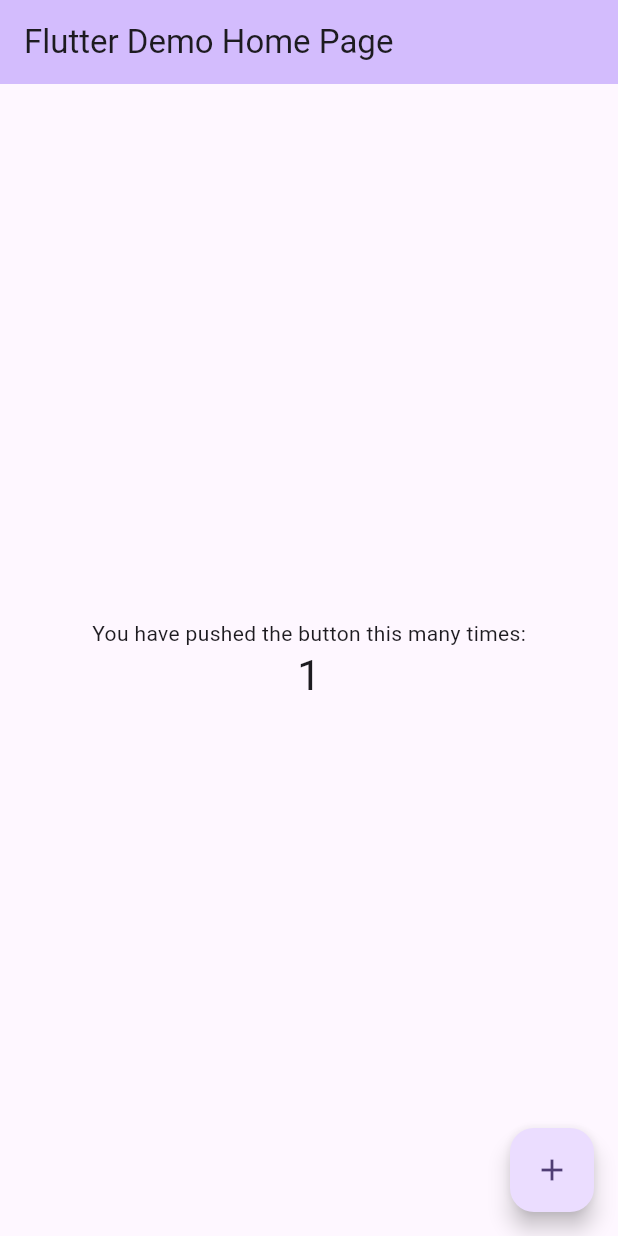
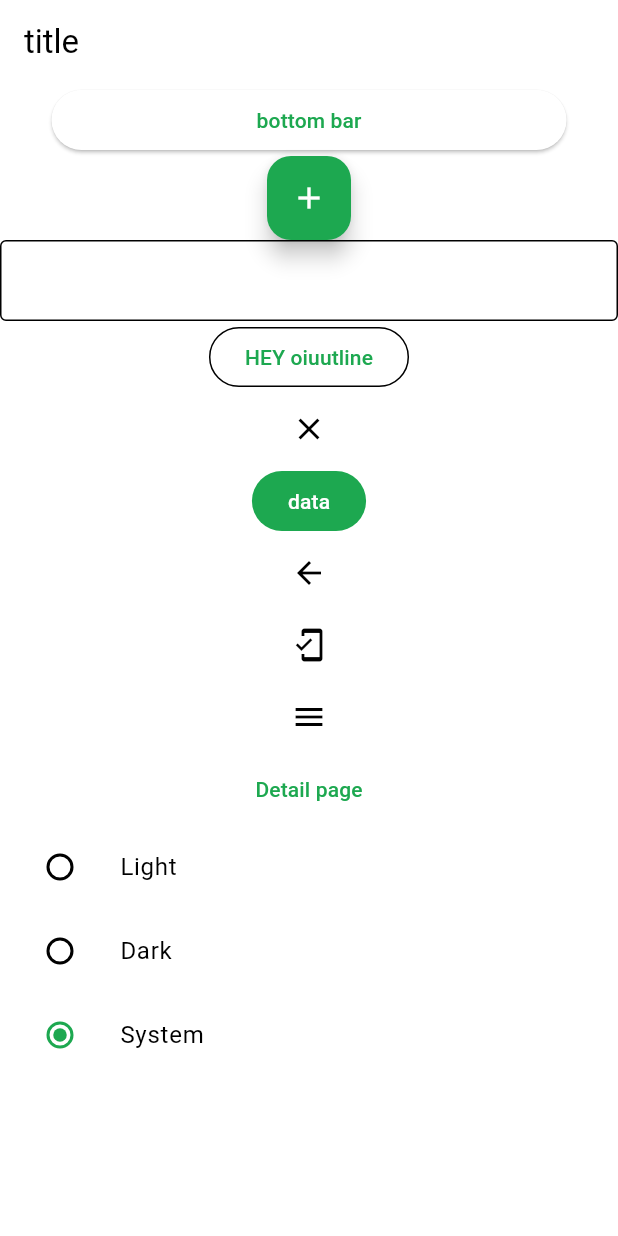
Before and after one commit to gopalkatariya44/flutter_template, a Flutter app: the screen it shows after launch, after a tap on the "add" icon, on a phone screen of 412 x 824 dp. Run offline on Flutter 3.47's test engine with Material 3 defaults, Android fonts, the phone set to English and light mode, and no system bars; our stand-ins replace get, get_storage.

Commit message:
theme done

```diff
--- /dev/null
+++ b/assets/translations/en.json
@@ -0,0 +1,4 @@
+{
+    "title": "Hello, World!",
+    "welcome_message": "Welcome to my app!"
+}
--- /dev/null
+++ b/assets/translations/gu.json
@@ -0,0 +1,4 @@
+{
+    "title": "હેલો, વિશ્વ!",
+    "welcome_message": "મારી એપ માં આપનું સ્વાગત છે!"
+  }
--- /dev/null
+++ b/assets/translations/hi.json
@@ -0,0 +1,4 @@
+{
+    "title": "नमस्ते, दुनिया!",
+    "welcome_message": "मेरे ऐप में आपका स्वागत है!"
+}
--- /dev/null
+++ b/lib/common/controllers/theme_controller.dart
@@ -0,0 +1,35 @@
+import '../../common_imports.dart';
+
+class ThemeController extends GetxController {
+  var themeMode = ThemeMode.system.obs;
+  GetStorage box = GetStorage();
+
+  @override
+  void onInit() {
+    if (box.read(AppConstants.appTheme) == AppConstants.dark) {
+      themeMode.value = ThemeMode.dark;
+    } else if (box.read(AppConstants.appTheme) == AppConstants.light) {
+      themeMode.value = ThemeMode.light;
+    } else {
+      themeMode.value = ThemeMode.system;
+    }
+    super.onInit();
+  }
+
+  void setThemeMode(ThemeModeSetting mode) {
+    switch (mode) {
+      case ThemeModeSetting.light:
+        themeMode.value = ThemeMode.light;
+        box.write(AppConstants.appTheme, AppConstants.light);
+        break;
+      case ThemeModeSetting.dark:
+        themeMode.value = ThemeMode.dark;
+        box.write(AppConstants.appTheme, AppConstants.dark);
+        break;
+      case ThemeModeSetting.system:
+        themeMode.value = ThemeMode.system;
+        box.write(AppConstants.appTheme, AppConstants.system);
+        break;
+    }
+  }
+}
--- /dev/null
+++ b/lib/common_imports.dart
@@ -0,0 +1,7 @@
+export 'package:flutter/material.dart';
+export 'package:get/get.dart';
+export 'package:get_storage/get_storage.dart';
+
+export 'constants/app_constants.dart';
+
+export 'constants/enums.dart';
--- /dev/null
+++ b/lib/constants/app_constants.dart
@@ -0,0 +1,6 @@
+class AppConstants {
+  static const String appTheme = 'appTheme';
+  static const String dark = 'dark';
+  static const String light = 'light';
+  static const String system = 'system';
+}
--- /dev/null
+++ b/lib/constants/enums.dart
@@ -0,0 +1,5 @@
+enum ThemeModeSetting {
+  light,
+  dark,
+  system,
+}
--- /dev/null
+++ b/lib/features/detail_page.dart
@@ -0,0 +1,26 @@
+import '/common_imports.dart';
+
+class DetailPage extends StatelessWidget {
+  const DetailPage({super.key});
+
+  @override
+  Widget build(BuildContext context) {
+    return Scaffold(
+      appBar: AppBar(
+        title: const Text("Details"),
+      ),
+      body: Column(
+        children: [
+          const Center(
+            child: Text("Detils body"),
+          ),
+          BackButton(
+            onPressed: () {
+              Get.back();
+            },
+          )
+        ],
+      ),
+    );
+  }
+}
--- /dev/null
+++ b/lib/features/home_page.dart
@@ -0,0 +1,87 @@
+import '/common/controllers/theme_controller.dart';
+
+import '../common_imports.dart';
+
+class UserProvider extends GetConnect {
+  Future<Response> getUser(int id) =>
+      get("https://api.restful-api.dev/objects");
+  createUser(data) => post("https://api.restful-api.dev/objects", data);
+}
+
+class HomePage extends StatelessWidget {
+  HomePage({super.key});
+  GetStorage box = GetStorage();
+  final themeController = Get.put(ThemeController());
+  @override
+  Widget build(BuildContext context) {
+    return Scaffold(
+      appBar: AppBar(
+        title: Text("title"),
+      ),
+      body: Column(
+        children: [
+          SizedBox(
+            width: Get.width / 1.2,
+            child: ElevatedButton(
+              onPressed: () {},
+              child: const Text("bottom bar"),
+            ),
+          ),
+          FloatingActionButton(
+            onPressed: () {},
+            child: const Icon(Icons.add),
+          ),
+          TextFormField(),
+          OutlinedButton(onPressed: () {}, child: const Text("HEY oiuutline")),
+          const CloseButton(),
+          FilledButton(onPressed: () {}, child: const Text("data")),
+          const BackButton(),
+          IconButton(onPressed: () {}, icon: const Icon(Icons.mobile_friendly)),
+          const DrawerButton(),
+          TextButton(
+            onPressed: () {
+              Get.toNamed('/details');
+            },
+            child: const Text("Detail page"),
+          ),
+          Obx(
+            () => Column(
+              children: <Widget>[
+                ListTile(
+                  title: const Text('Light'),
+                  leading: Radio<ThemeMode>(
+                    value: ThemeMode.light,
+                    groupValue: themeController.themeMode.value,
+                    onChanged: (ThemeMode? value) {
+                      themeController.setThemeMode(ThemeModeSetting.light);
+                    },
+                  ),
+                ),
+                ListTile(
+                  title: const Text('Dark'),
+                  leading: Radio<ThemeMode>(
+                    value: ThemeMode.dark,
+                    groupValue: themeController.themeMode.value,
+                    onChanged: (ThemeMode? value) {
+                      themeController.setThemeMode(ThemeModeSetting.dark);
+                    },
+                  ),
+                ),
+                ListTile(
+                  title: const Text('System'),
+                  leading: Radio<ThemeMode>(
+                    value: ThemeMode.system,
+                    groupValue: themeController.themeMode.value,
+                    onChanged: (ThemeMode? value) {
+                      themeController.setThemeMode(ThemeModeSetting.system);
+                    },
+                  ),
+                ),
+              ],
+            ),
+          )
+        ],
+      ),
+    );
+  }
+}
--- a/lib/main.dart
+++ b/lib/main.dart
@@ -1,125 +1,34 @@
-import 'package:flutter/material.dart';
+import 'package:flutter_template/features/detail_page.dart';
+import 'package:flutter_template/utils/app_theme_data.dart';
 
-void main() {
-  runApp(const MyApp());
+import 'common_imports.dart';
+import 'features/home_page.dart';
+import 'common/controllers/theme_controller.dart';
+
+void main() async {
+  await GetStorage.init();
+  runApp(MyApp());
 }
 
 class MyApp extends StatelessWidget {
   const MyApp({super.key});
 
-  // This widget is the root of your application.
   @override
   Widget build(BuildContext context) {
-    return MaterialApp(
-      title: 'Flutter Demo',
-      theme: ThemeData(
-        // This is the theme of your application.
-        //
-        // TRY THIS: Try running your application with "flutter run". You'll see
-        // the application has a purple toolbar. Then, without quitting the app,
-        // try changing the seedColor in the colorScheme below to Colors.green
-        // and then invoke "hot reload" (save your changes or press the "hot
-        // reload" button in a Flutter-supported IDE, or press "r" if you used
-        // the command line to start the app).
-        //
-        // Notice that the counter didn't reset back to zero; the application
-        // state is not lost during the reload. To reset the state, use hot
-        // restart instead.
-        //
-        // This works for code too, not just values: Most code changes can be
-        // tested with just a hot reload.
-        colorScheme: ColorScheme.fromSeed(seedColor: Colors.deepPurple),
-        useMaterial3: true,
+    final themeController = Get.put(ThemeController());
+    return Obx(
+      () => GetMaterialApp(
+        debugShowCheckedModeBanner: false,
+        title: 'Flutter Template',
+        darkTheme: AppThemeData.dark,
+        theme: AppThemeData.light,
+        themeMode: themeController.themeMode.value,
+        initialRoute: '/',
+        getPages: [
+          GetPage(name: '/', page: () => HomePage()),
+          GetPage(name: '/details', page: () => const DetailPage()),
+        ],
       ),
-      home: const MyHomePage(title: 'Flutter Demo Home Page'),
     );
   }
 }
-
-class MyHomePage extends StatefulWidget {
-  const MyHomePage({super.key, required this.title});
-
-  // This widget is the home page of your application. It is stateful, meaning
-  // that it has a State object (defined below) that contains fields that affect
-  // how it looks.
-
-  // This class is the configuration for the state. It holds the values (in this
-  // case the title) provided by the parent (in this case the App widget) and
-  // used by the build method of the State. Fields in a Widget subclass are
-  // always marked "final".
-
-  final String title;
-
-  @override
-  State<MyHomePage> createState() => _MyHomePageState();
-}
-
-class _MyHomePageState extends State<MyHomePage> {
-  int _counter = 0;
-
-  void _incrementCounter() {
-    setState(() {
-      // This call to setState tells the Flutter framework that something has
-      // changed in this State, which causes it to rerun the build method below
-      // so that the display can reflect the updated values. If we changed
-      // _counter without calling setState(), then the build method would not be
-      // called again, and so nothing would appear to happen.
-      _counter++;
-    });
-  }
-
-  @override
-  Widget build(BuildContext context) {
-    // This method is rerun every time setState is called, for instance as done
-    // by the _incrementCounter method above.
-    //
-    // The Flutter framework has been optimized to make rerunning build methods
-    // fast, so that you can just rebuild anything that needs updating rather
-    // than having to individually change instances of widgets.
-    return Scaffold(
-      appBar: AppBar(
-        // TRY THIS: Try changing the color here to a specific color (to
-        // Colors.amber, perhaps?) and trigger a hot reload to see the AppBar
-        // change color while the other colors stay the same.
-        backgroundColor: Theme.of(context).colorScheme.inversePrimary,
-        // Here we take the value from the MyHomePage object that was created by
-        // the App.build method, and use it to set our appbar title.
-        title: Text(widget.title),
-      ),
-      body: Center(
-        // Center is a layout widget. It takes a single child and positions it
-        // in the middle of the parent.
-        child: Column(
-          // Column is also a layout widget. It takes a list of children and
-          // arranges them vertically. By default, it sizes itself to fit its
-          // children horizontally, and tries to be as tall as its parent.
-          //
-          // Column has various properties to control how it sizes itself and
-          // how it positions its children. Here we use mainAxisAlignment to
-          // center the children vertically; the main axis here is the vertical
-          // axis because Columns are vertical (the cross axis would be
-          // horizontal).
-          //
-          // TRY THIS: Invoke "debug painting" (choose the "Toggle Debug Paint"
-          // action in the IDE, or press "p" in the console), to see the
-          // wireframe for each widget.
-          mainAxisAlignment: MainAxisAlignment.center,
-          children: <Widget>[
-            const Text(
-              'You have pushed the button this many times:',
-            ),
-            Text(
-              '$_counter',
-              style: Theme.of(context).textTheme.headlineMedium,
-            ),
-          ],
-        ),
-      ),
-      floatingActionButton: FloatingActionButton(
-        onPressed: _incrementCounter,
-        tooltip: 'Increment',
-        child: const Icon(Icons.add),
-      ), // This trailing comma makes auto-formatting nicer for build methods.
-    );
-  }
-}
--- /dev/null
+++ b/lib/utils/app_colors.dart
@@ -0,0 +1,9 @@
+import '/common_imports.dart';
+
+class AppColors {
+  static const Color primaryColor = Color(0xFF430069);
+  static const Color secondaryColor = Color(0xFF430069);
+
+  static const Color scaffoldColorDark = Color(0xFF090909);
+  static const Color scaffoldSecondaryDark = Color(0xFF1E1E1E);
+}
--- /dev/null
+++ b/lib/utils/app_images.dart
@@ -0,0 +1,7 @@
+class AppImages {
+  //flags
+  static const String flagAr = 'assets/flags/ic_ar.png';
+  static const String flagfRench = 'assets/flags/ic_french.png';
+  static const String flagIndia = 'assets/flags/ic_india.png';
+  static const String flagUs = 'assets/flags/ic_us.png';
+}
--- /dev/null
+++ b/lib/utils/app_theme_data.dart
@@ -0,0 +1,43 @@
+import '/common_imports.dart';
+
+class AppThemeData {
+  static ThemeData dark = ThemeData(
+    colorScheme: const ColorScheme.dark(
+      primary: Color.fromARGB(255, 11, 128, 74), // Dark WhatsApp green
+      onPrimary: Colors.white, // For content on primary color
+      secondary: Color(0xFF128C7E), // Darker green for secondary elements
+      onSecondary: Colors.white, // For content on secondary color
+      error: Colors.redAccent,
+      onError: Colors.white,
+      background: Color(0xFF2C2C2C), // Very dark grey, almost black
+      onBackground: Colors.white, // Light text on dark backgrounds
+      surface: Color(0xFF1C1C1C),
+      onSurface: Colors.white, // Text on dark surfaces
+    ),
+    inputDecorationTheme: const InputDecorationTheme(
+      contentPadding: EdgeInsets.all(15),
+      border: OutlineInputBorder(),
+    ),
+    useMaterial3: true,
+  );
+
+  static ThemeData light = ThemeData(
+    colorScheme: const ColorScheme.light(
+      primary: Color.fromARGB(255, 29, 168, 80), // WhatsApp green
+      onPrimary: Colors.white, // For content on primary color
+      secondary: Color(0xFF128C7E), // Darker green for secondary elements
+      onSecondary: Colors.white, // For content on secondary color
+      error: Colors.redAccent,
+      onError: Colors.white,
+      background: Color(0xFFECE5DD), // Light grey used in chat background
+      onBackground: Colors.black, // Typically dark text on light backgrounds
+      surface: Colors.white,
+      onSurface: Colors.black, // Text on surfaces like cards, dialogs, etc.
+    ),
+    useMaterial3: true,
+    inputDecorationTheme: const InputDecorationTheme(
+      contentPadding: EdgeInsets.all(15),
+      border: OutlineInputBorder(),
+    ),
+  );
+}
```
Also changed, not shown: pubspec.yaml (+9 -2 lines), assets/flags/ic_ar.png (added), assets/flags/ic_french.png (added), assets/flags/ic_india.png (added), assets/flags/ic_us.png (added), 2 other files.
